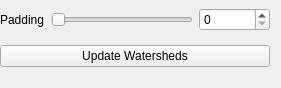
Qt form ilastik/applets/vigraWatershedViewer/drawer.ui (ilastik/ilastik) before a commit.
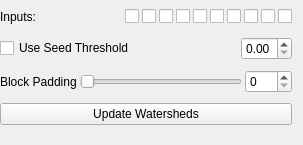
The same form after that commit.

Commit message: VigraWatershedViewer changes: - Added ability to select multiple input channels for the watershed input - Added simple seeding method based on thresholded values of the input data.

```diff
--- a/ilastik/applets/vigraWatershedViewer/drawer.ui
+++ b/ilastik/applets/vigraWatershedViewer/drawer.ui
@@ -6,14 +6,17 @@
    <rect>
     <x>0</x>
     <y>0</y>
-    <width>281</width>
-    <height>88</height>
+    <width>303</width>
+    <height>145</height>
    </rect>
   </property>
   <property name="windowTitle">
    <string>Form</string>
   </property>
   <layout class="QVBoxLayout" name="verticalLayout">
+   <property name="spacing">
+    <number>3</number>
+   </property>
    <property name="leftMargin">
     <number>0</number>
    </property>
@@ -21,28 +24,139 @@
     <number>0</number>
    </property>
    <item>
-    <layout class="QGridLayout" name="gridLayout">
+    <layout class="QHBoxLayout" name="inputs_layout">
+     <item>
+      <widget class="QLabel" name="label_2">
+       <property name="text">
+        <string>Inputs:</string>
+       </property>
+      </widget>
+     </item>
+     <item>
+      <spacer name="horizontalSpacer_2">
+       <property name="orientation">
+        <enum>Qt::Horizontal</enum>
+       </property>
+       <property name="sizeHint" stdset="0">
+        <size>
+         <width>40</width>
+         <height>20</height>
+        </size>
+       </property>
+      </spacer>
+     </item>
+     <item>
+      <widget class="QCheckBox" name="input_ch0">
+       <property name="text">
+        <string/>
+       </property>
+      </widget>
+     </item>
+     <item>
+      <widget class="QCheckBox" name="input_ch1">
+       <property name="text">
+        <string/>
+       </property>
+      </widget>
+     </item>
+     <item>
+      <widget class="QCheckBox" name="input_ch2">
+       <property name="text">
+        <string/>
+       </property>
+      </widget>
+     </item>
+     <item>
+      <widget class="QCheckBox" name="input_ch3">
+       <property name="text">
+        <string/>
+       </property>
+      </widget>
+     </item>
+     <item>
+      <widget class="QCheckBox" name="input_ch4">
+       <property name="text">
+        <string/>
+       </property>
+      </widget>
+     </item>
+     <item>
+      <widget class="QCheckBox" name="input_ch5">
+       <property name="text">
+        <string/>
+       </property>
+      </widget>
+     </item>
+     <item>
+      <widget class="QCheckBox" name="input_ch6">
+       <property name="text">
+        <string/>
+       </property>
+      </widget>
+     </item>
+     <item>
+      <widget class="QCheckBox" name="input_ch7">
+       <property name="text">
+        <string/>
+       </property>
+      </widget>
+     </item>
+     <item>
+      <widget class="QCheckBox" name="input_ch8">
+       <property name="text">
+        <string/>
+       </property>
+      </widget>
+     </item>
+     <item>
+      <widget class="QCheckBox" name="input_ch9">
+       <property name="text">
+        <string/>
+       </property>
+      </widget>
+     </item>
+    </layout>
+   </item>
+   <item>
+    <layout class="QHBoxLayout" name="seed_layout">
+     <item>
+      <widget class="QCheckBox" name="useSeedsCheckbox">
+       <property name="text">
+        <string>Use Seed Threshold</string>
+       </property>
+      </widget>
+     </item>
+     <item>
+      <spacer name="horizontalSpacer">
+       <property name="orientation">
+        <enum>Qt::Horizontal</enum>
+       </property>
+       <property name="sizeHint" stdset="0">
+        <size>
+         <width>40</width>
+         <height>20</height>
+        </size>
+       </property>
+      </spacer>
+     </item>
+     <item>
+      <widget class="QDoubleSpinBox" name="seedThresholdSpinBox">
+       <property name="maximum">
+        <double>1.000000000000000</double>
+       </property>
+       <property name="singleStep">
+        <double>0.050000000000000</double>
+       </property>
+      </widget>
+     </item>
+    </layout>
+   </item>
+   <item>
+    <layout class="QHBoxLayout" name="horizontalLayout">
      <property name="sizeConstraint">
       <enum>QLayout::SetDefaultConstraint</enum>
      </property>
-     <item row="0" column="1" colspan="2">
-      <widget class="QSlider" name="paddingSlider">
-       <property name="maximum">
-        <number>500</number>
-       </property>
-       <property name="orientation">
-        <enum>Qt::Horizontal</enum>
-       </property>
-      </widget>
-     </item>
-     <item row="0" column="3">
-      <widget class="QSpinBox" name="paddingSpinBox">
-       <property name="maximum">
-        <number>500</number>
-       </property>
-      </widget>
-     </item>
-     <item row="0" column="0">
+     <item>
       <widget class="QLabel" name="label">
        <property name="sizePolicy">
         <sizepolicy hsizetype="Maximum" vsizetype="Preferred">
@@ -51,7 +165,24 @@
         </sizepolicy>
        </property>
        <property name="text">
-        <string>Padding</string>
+        <string>Block Padding</string>
+       </property>
+      </widget>
+     </item>
+     <item>
+      <widget class="QSlider" name="paddingSlider">
+       <property name="maximum">
+        <number>500</number>
+       </property>
+       <property name="orientation">
+        <enum>Qt::Horizontal</enum>
+       </property>
+      </widget>
+     </item>
+     <item>
+      <widget class="QSpinBox" name="paddingSpinBox">
+       <property name="maximum">
+        <number>500</number>
        </property>
       </widget>
      </item>
```
The commit also changes 2 other files.
